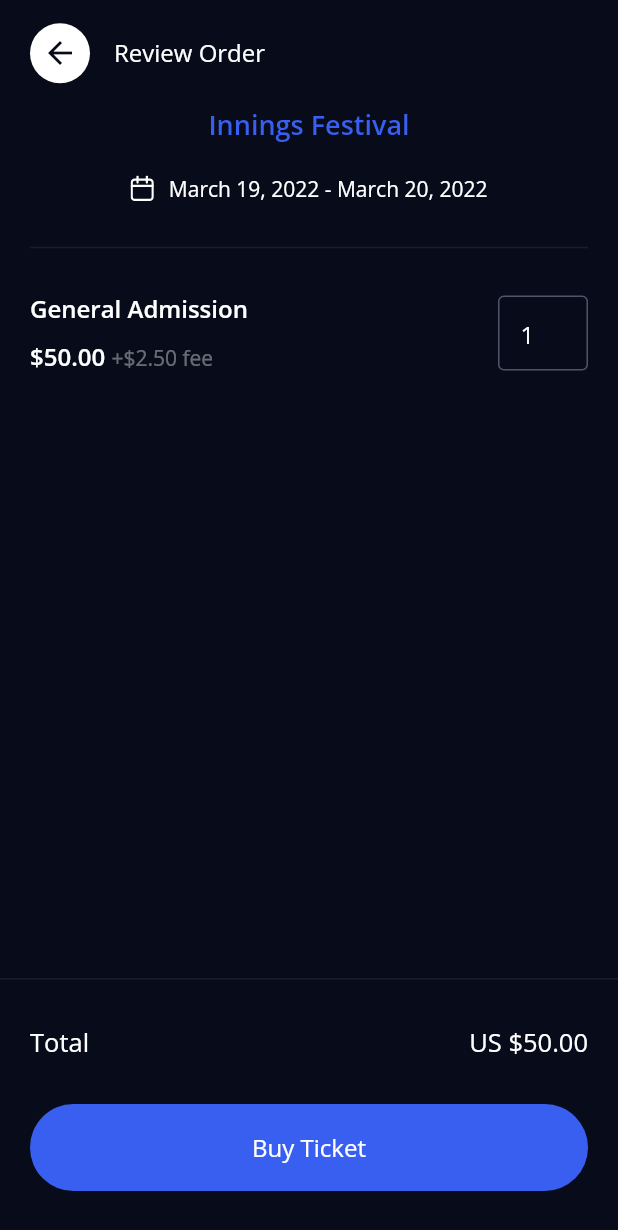
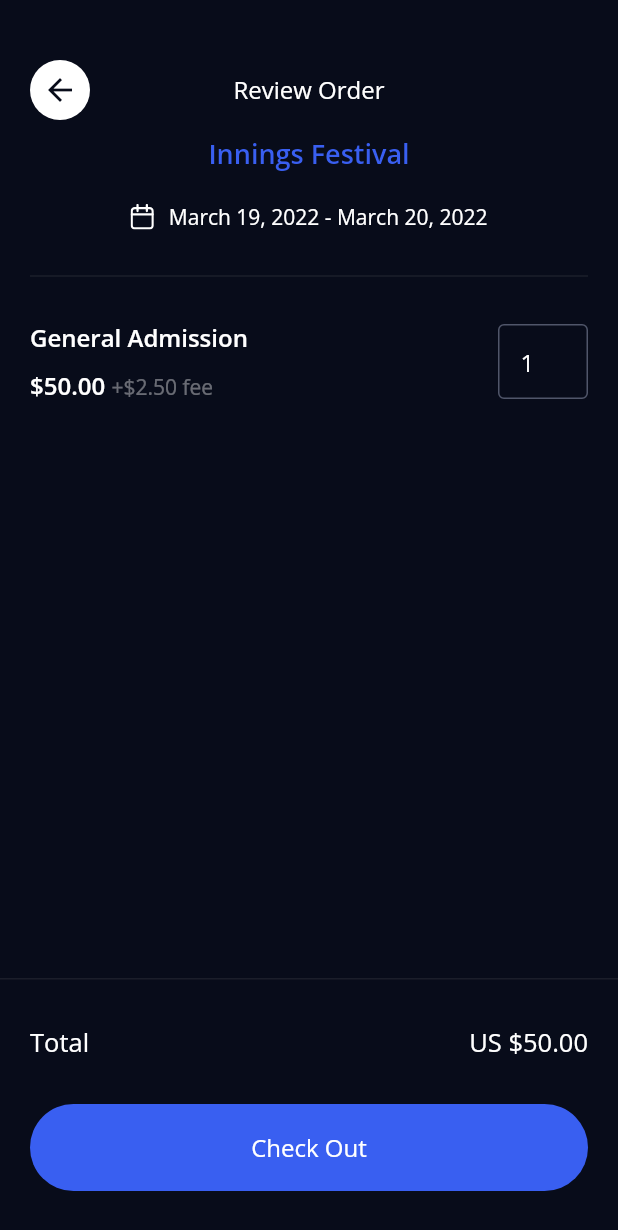
Before and after one commit to conraduouou/nft-ticketing, a Flutter app: the EventDetailsPage screen opened directly, after a tap on "Buy Ticket", on a phone screen of 412 x 824 dp. Shown: the top 1230 px of the screen. Run offline on Flutter 3.47's test engine with Material 2 defaults, Android fonts, the phone set to English and light mode, and no system bars; our stand-ins replace flutter_svg, recase, share_plus.

Commit message:
+1: make pseudo appbar component for checkout screens

```diff
--- a/lib/components/nft_checkout_footer.dart
+++ b/lib/components/nft_checkout_footer.dart
@@ -1,15 +1,18 @@
 import 'package:flutter/material.dart';
 import 'package:nft_ticketing/components/nft_button.dart';
 import 'package:nft_ticketing/constants.dart';
-import 'package:nft_ticketing/screens/dashboard/review_order/review_order.dart';
 
 class NFTCheckoutFooter extends StatelessWidget {
   const NFTCheckoutFooter({
     Key? key,
+    required this.buttonText,
     this.padding,
+    this.onPressed,
   }) : super(key: key);
 
+  final String buttonText;
   final EdgeInsets? padding;
+  final VoidCallback? onPressed;
 
   @override
   Widget build(BuildContext context) {
@@ -46,9 +49,8 @@ class NFTCheckoutFooter extends StatelessWidget {
             ),
             const SizedBox(height: 30),
             NFTButton(
-              text: 'Buy Ticket',
-              onPressed: () =>
-                  Navigator.of(context).pushNamed(ReviewOrderPage.id),
+              text: buttonText,
+              onPressed: onPressed,
             ),
           ],
         ),
--- /dev/null
+++ b/lib/components/nft_title.dart
@@ -0,0 +1,34 @@
+import 'package:flutter/material.dart';
+import 'package:nft_ticketing/components/nft_back_button.dart';
+import 'package:nft_ticketing/constants.dart';
+
+class NFTTitle extends StatelessWidget {
+  const NFTTitle({
+    Key? key,
+  }) : super(key: key);
+
+  @override
+  Widget build(BuildContext context) {
+    return SizedBox(
+      height: 40,
+      child: Stack(
+        alignment: Alignment.center,
+        children: [
+          Text(
+            'Review Order',
+            style: kRegularStyle.copyWith(
+              color: Colors.white,
+            ),
+          ),
+          const Positioned(
+            left: 0,
+            child: NFTBackButton(
+              height: 40,
+              width: 40,
+            ),
+          ),
+        ],
+      ),
+    );
+  }
+}
--- a/lib/screens/dashboard/event_details/event_details.dart
+++ b/lib/screens/dashboard/event_details/event_details.dart
@@ -2,7 +2,6 @@ import 'package:flutter/material.dart';
 import 'package:flutter_svg/svg.dart';
 import 'package:nft_ticketing/components/nft_banner.dart';
 import 'package:nft_ticketing/components/nft_bottom_sheet.dart';
-import 'package:nft_ticketing/components/nft_button.dart';
 import 'package:nft_ticketing/components/nft_checkout_footer.dart';
 import 'package:nft_ticketing/components/nft_dialog.dart';
 import 'package:nft_ticketing/components/nft_mini_events_slide_section.dart';
@@ -77,7 +76,11 @@ class EventDetailsPage extends StatelessWidget {
               ],
             ),
           ),
-          const NFTCheckoutFooter(),
+          NFTCheckoutFooter(
+            buttonText: 'Buy Ticket',
+            onPressed: () =>
+                Navigator.of(context).pushNamed(ReviewOrderPage.id),
+          ),
         ],
       ),
     );
--- a/lib/screens/dashboard/review_order/review_order.dart
+++ b/lib/screens/dashboard/review_order/review_order.dart
@@ -1,8 +1,8 @@
 import 'package:flutter/material.dart';
 import 'package:flutter_svg/svg.dart';
-import 'package:nft_ticketing/components/nft_appbar.dart';
 import 'package:nft_ticketing/components/nft_checkout_footer.dart';
 import 'package:nft_ticketing/components/nft_field.dart';
+import 'package:nft_ticketing/components/nft_title.dart';
 import 'package:nft_ticketing/constants.dart';
 import 'package:nft_ticketing/screens/dashboard/event_details/event_details.dart';
 
@@ -15,7 +15,6 @@ class ReviewOrderPage extends StatelessWidget {
   Widget build(BuildContext context) {
     return Scaffold(
       backgroundColor: kDarkBlue,
-      appBar: const NFTAppBar(title: 'Review Order'),
       body: Column(
         children: [
           Expanded(
@@ -25,6 +24,9 @@ class ReviewOrderPage extends StatelessWidget {
                 slivers: [
                   SliverList(
                     delegate: SliverChildListDelegate([
+                      const SizedBox(height: 40),
+                      const NFTTitle(),
+                      const SizedBox(height: 10),
                       Text(
                         'Innings Festival',
                         textAlign: TextAlign.center,
@@ -61,7 +63,9 @@ class ReviewOrderPage extends StatelessWidget {
             ),
           ),
           const NFTCheckoutFooter(
+            buttonText: 'Check Out',
             padding: EdgeInsets.symmetric(horizontal: 20, vertical: 30),
+            onPressed: null,
           ),
         ],
       ),
```
